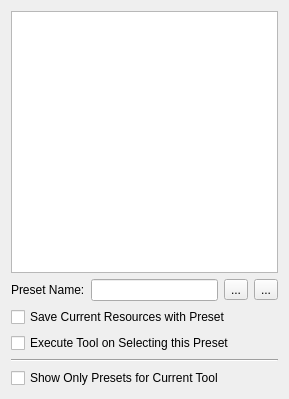
The window that plugins/dockers/toolpresets/WdgToolPresets.ui (KDE/krita) describes before a commit, drawn with Qt 5.
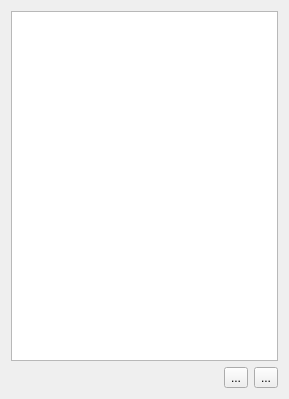
The same window after the commit. Custom widgets are drawn as their Qt base class.

Commit message: Add a new preset dialog for the tool preset docker

The edit to the form file:
```diff
--- a/plugins/dockers/toolpresets/WdgToolPresets.ui
+++ b/plugins/dockers/toolpresets/WdgToolPresets.ui
@@ -20,21 +20,17 @@
    <item>
     <layout class="QHBoxLayout" name="horizontalLayout">
      <item>
-      <widget class="QLabel" name="label">
-       <property name="text">
-        <string>Preset Name:</string>
+      <spacer name="horizontalSpacer">
+       <property name="orientation">
+        <enum>Qt::Horizontal</enum>
        </property>
-      </widget>
-     </item>
-     <item>
-      <widget class="QLineEdit" name="txtName"/>
-     </item>
-     <item>
-      <widget class="QToolButton" name="bnSave">
-       <property name="text">
-        <string>...</string>
+       <property name="sizeHint" stdset="0">
+        <size>
+         <width>40</width>
+         <height>20</height>
+        </size>
        </property>
-      </widget>
+      </spacer>
      </item>
      <item>
       <widget class="QToolButton" name="bnDelete">
@@ -43,36 +39,15 @@
        </property>
       </widget>
      </item>
+     <item>
+      <widget class="QToolButton" name="bnAdd">
+       <property name="text">
+        <string>...</string>
+       </property>
+      </widget>
+     </item>
     </layout>
    </item>
-   <item>
-    <widget class="QCheckBox" name="chkSaveBrushPresetInformation">
-     <property name="text">
-      <string>Save Current Resources with Preset</string>
-     </property>
-    </widget>
-   </item>
-   <item>
-    <widget class="QCheckBox" name="chkExecuteToolOnSelection">
-     <property name="text">
-      <string>Execute Tool on Selecting this Preset</string>
-     </property>
-    </widget>
-   </item>
-   <item>
-    <widget class="Line" name="line">
-     <property name="orientation">
-      <enum>Qt::Horizontal</enum>
-     </property>
-    </widget>
-   </item>
-   <item>
-    <widget class="QCheckBox" name="chkCurrentToolOnly">
-     <property name="text">
-      <string>Show Only Presets for Current Tool</string>
-     </property>
-    </widget>
-   </item>
   </layout>
  </widget>
  <customwidgets>
```
The commit also changes 4 other files.
